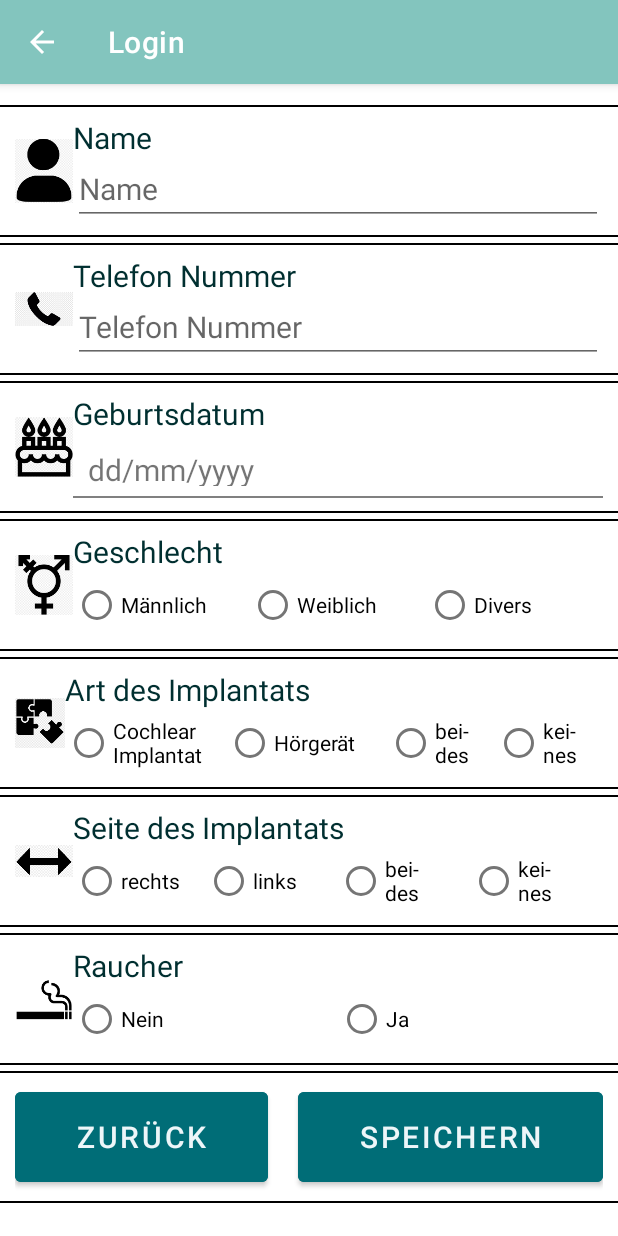
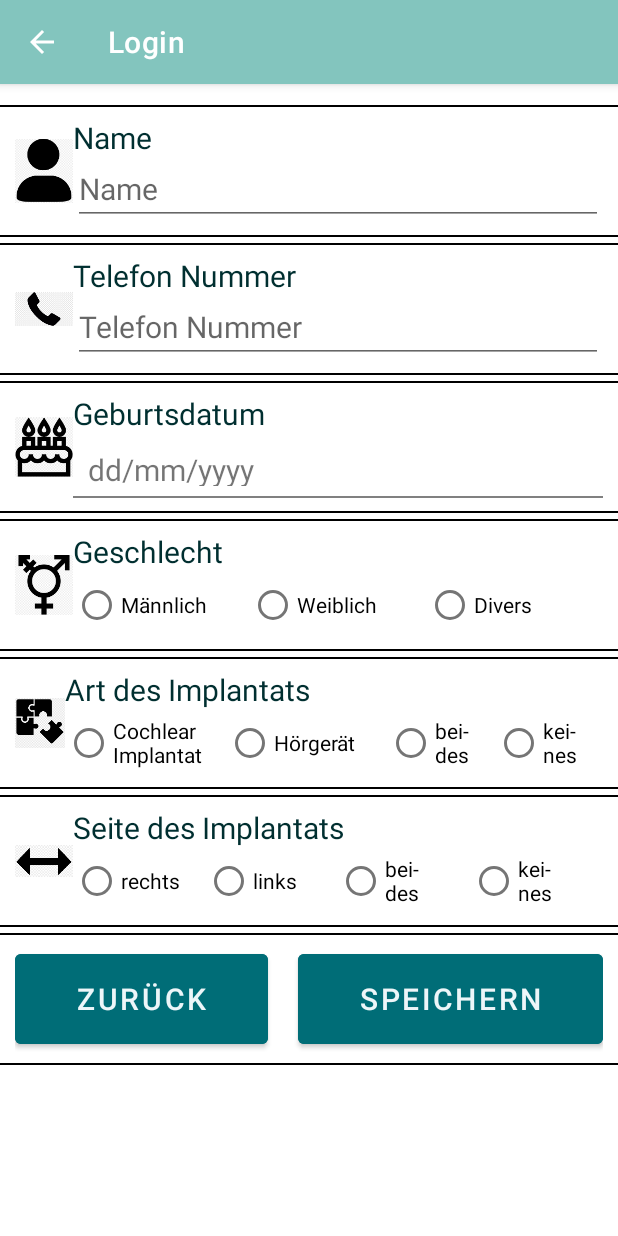
Before and after one commit to SAGI-FAU/CoachLea, an Android app: the ProfileLogin screen opened directly, with no data from a screen before it, on a phone screen of 412 x 824 dp. Run offline under Robolectric (Android 15) with nearby library versions, the phone set to English and light mode, and no system bars.

Commit message:
smoker removed

```diff
--- a/app/src/main/res/layout/profile_login.xml
+++ b/app/src/main/res/layout/profile_login.xml
@@ -333,57 +333,6 @@
                 </LinearLayout>
             </TableRow>
 
-            <TableRow
-                android:layout_width="match_parent"
-                android:layout_height="match_parent"
-                android:background="@drawable/line_top_bot">
-
-                <ImageView
-                    android:id="@+id/imageView9"
-                    android:layout_width="0dp"
-                    android:layout_height="72dp"
-                    android:layout_weight="0.1"
-                    app:srcCompat="@drawable/smoker" />
-
-                <LinearLayout
-                    android:layout_width="0dp"
-                    android:layout_height="match_parent"
-                    android:layout_weight="0.9"
-                    android:orientation="vertical">
-
-                    <TextView
-                        android:id="@+id/smoker"
-                        android:layout_width="match_parent"
-                        android:layout_height="wrap_content"
-                        android:layout_weight="0.2"
-                        android:text="@string/smoker"
-                        android:textColor="@color/dark_teal"
-                        android:textSize="20sp" />
-
-                    <RadioGroup
-                        android:id="@+id/rgSmoker"
-                        android:layout_width="match_parent"
-                        android:layout_height="wrap_content"
-                        android:layout_weight="0.8"
-                        android:gravity="center"
-                        android:orientation="horizontal">
-
-                        <RadioButton
-                            android:id="@+id/rbNoSmoker"
-                            android:layout_width="0dp"
-                            android:layout_height="wrap_content"
-                            android:layout_weight="0.5"
-                            android:text="@string/no" />
-
-                        <RadioButton
-                            android:id="@+id/rbSmoker"
-                            android:layout_width="0dp"
-                            android:layout_height="wrap_content"
-                            android:layout_weight="0.5"
-                            android:text="@string/yes" />
-                    </RadioGroup>
-                </LinearLayout>
-            </TableRow>
 
             <TableRow
                 android:background="@drawable/line_top_bot"
```
Also changed, not shown: app/src/main/java/com/example/coachlea/other_activities/ProfileLogin.java (+0 -16 lines), app/src/main/java/com/example/coachlea/other_activities/ProfileMain.java (+1 -23 lines), app/src/main/res/layout/profile_main.xml (+0 -51 lines).
